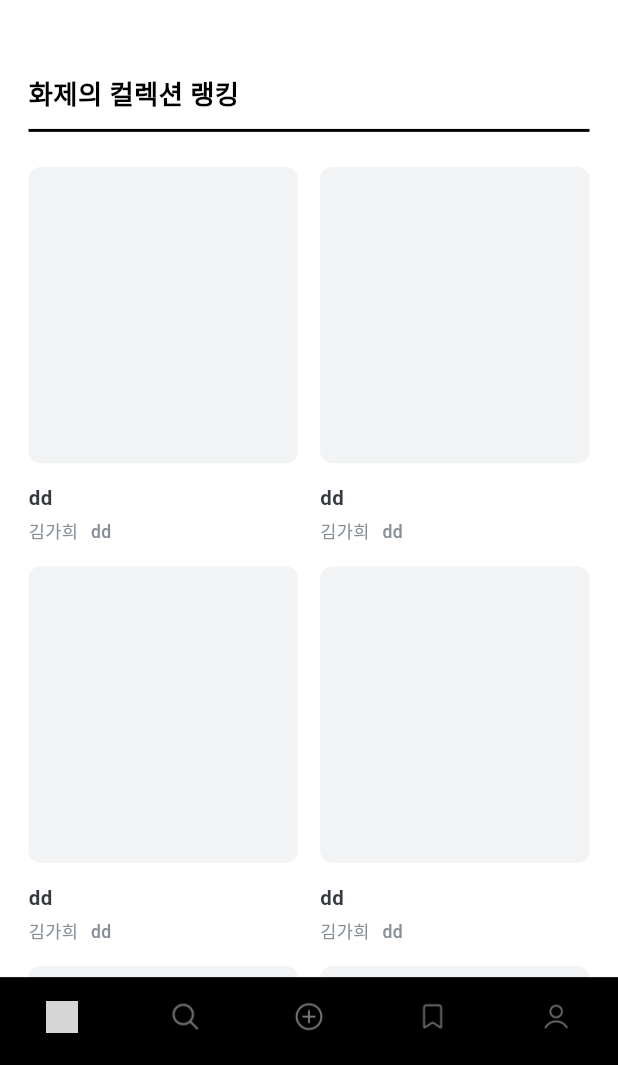
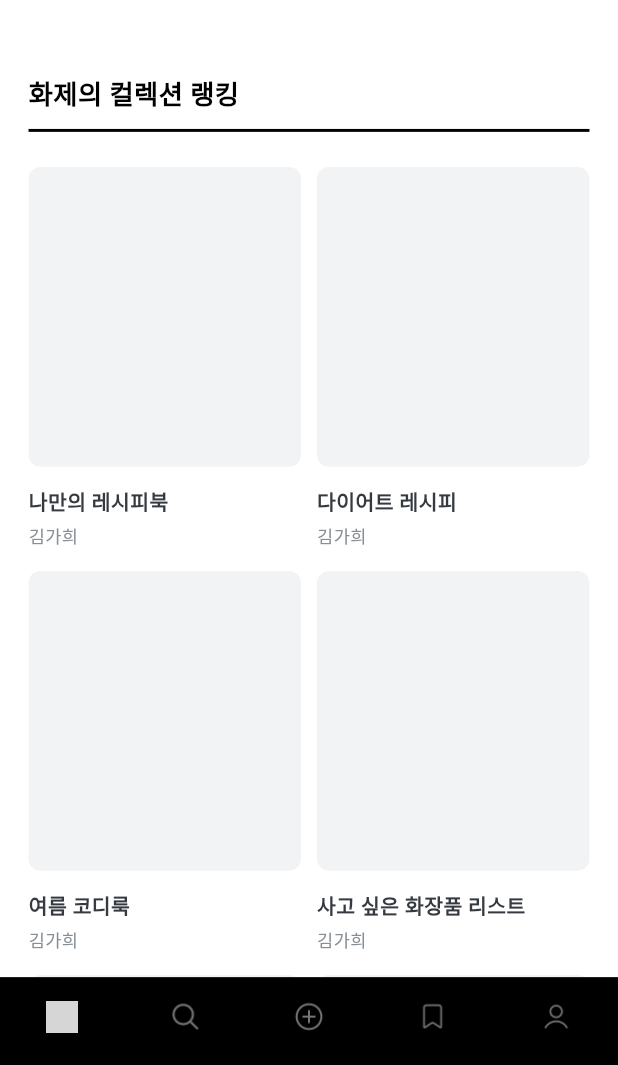
Before and after one commit to collecter1110/collecter, a Flutter app: the screen it shows after launch, on a phone screen of 412 x 824 dp, the part 171-1236 px from its top. Run offline on Flutter 3.47's test engine with Material 3 defaults, Android fonts, the light colour scheme and no system bars; our stand-ins replace flutter_screenutil; Roboto replaces fonts that are missing (Pretendard, PretendardRegular); grey boxes are pictures that could not be loaded.

Commit message:
fix : Modify collection UI/UX

```diff
--- a/lib/components/ui_kit/collection.dart
+++ b/lib/components/ui_kit/collection.dart
@@ -3,10 +3,24 @@ import 'package:flutter/material.dart';
 import 'package:flutter_screenutil/flutter_screenutil.dart';
 
 class Collection extends StatelessWidget {
-  const Collection({super.key});
+  final int index;
+
+  const Collection({
+    super.key,
+    required this.index,
+  });
 
   @override
   Widget build(BuildContext context) {
+    List<String> _name = [
+      '나만의 레시피북',
+      '다이어트 레시피',
+      '여름 코디룩',
+      '사고 싶은 화장품 리스트',
+      '저소음 기계식 키보드 리스트',
+      '읽은 책 목록',
+      '읽고 싶은 책 목록',
+    ];
     return GestureDetector(
       onTap: () {},
       child: Stack(
@@ -32,7 +46,7 @@ class Collection extends StatelessWidget {
                   crossAxisAlignment: CrossAxisAlignment.start,
                   children: [
                     Text(
-                      'dd',
+                      '${_name[index]}',
                       style: TextStyle(
                         color: Color(0xFF343A40),
                         fontSize: 14.sp,
@@ -62,16 +76,16 @@ class Collection extends StatelessWidget {
                         SizedBox(
                           width: 8.0.w,
                         ),
-                        Text(
-                          'dd',
-                          style: TextStyle(
-                            color: Color(0XFF868E96),
-                            fontSize: 12.sp,
-                            fontFamily: 'Pretendard',
-                            fontWeight: FontWeight.w500,
-                            height: 1.5.h,
-                          ),
-                        ),
+                        // Text(
+                        //   'dd',
+                        //   style: TextStyle(
+                        //     color: Color(0XFF868E96),
+                        //     fontSize: 12.sp,
+                        //     fontFamily: 'Pretendard',
+                        //     fontWeight: FontWeight.w500,
+                        //     height: 1.5.h,
+                        //   ),
+                        // ),
                       ],
                     )
                   ],
--- a/lib/page/home_page/home_screen.dart
+++ b/lib/page/home_page/home_screen.dart
@@ -26,6 +26,9 @@ class HomeScreen extends StatelessWidget {
       '많이 검색한 키워드',
       '팔로우 많은 유저 랭킹',
     ];
+
+    final double _selectionRatio = 1.1;
+    final double _collectionRatio = 0.7;
     return PopScope(
       canPop: false,
       onPopInvoked: (bool didPop) {
@@ -165,7 +168,9 @@ class HomeScreen extends StatelessWidget {
                 delegate: SliverChildBuilderDelegate(
                   (context, index) => Column(
                     children: [
-                      Collection(),
+                      Collection(
+                        index: index,
+                      )
                     ],
                   ),
                   childCount: _name.length,
@@ -173,8 +178,8 @@ class HomeScreen extends StatelessWidget {
                 gridDelegate: SliverGridDelegateWithFixedCrossAxisCount(
                   crossAxisCount: 2,
                   mainAxisSpacing: 10.0.h,
-                  crossAxisSpacing: 14.0.w,
-                  childAspectRatio: 0.7,
+                  crossAxisSpacing: 10.0.w,
+                  childAspectRatio: _collectionRatio,
                 ),
               ),
             )
```
